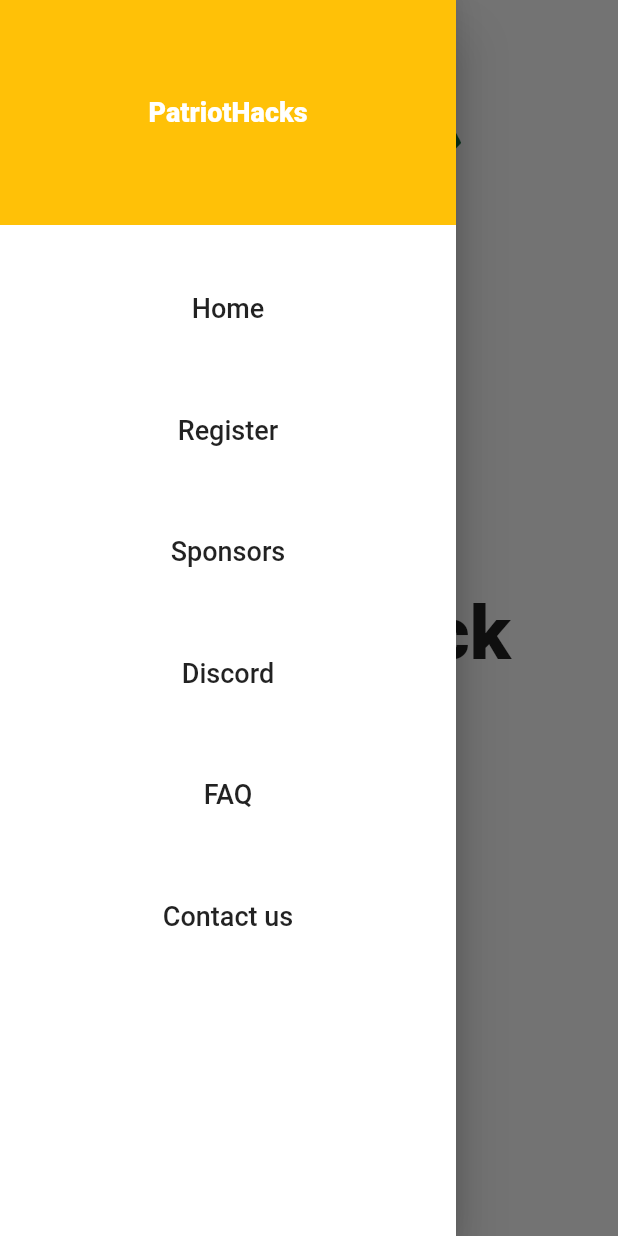
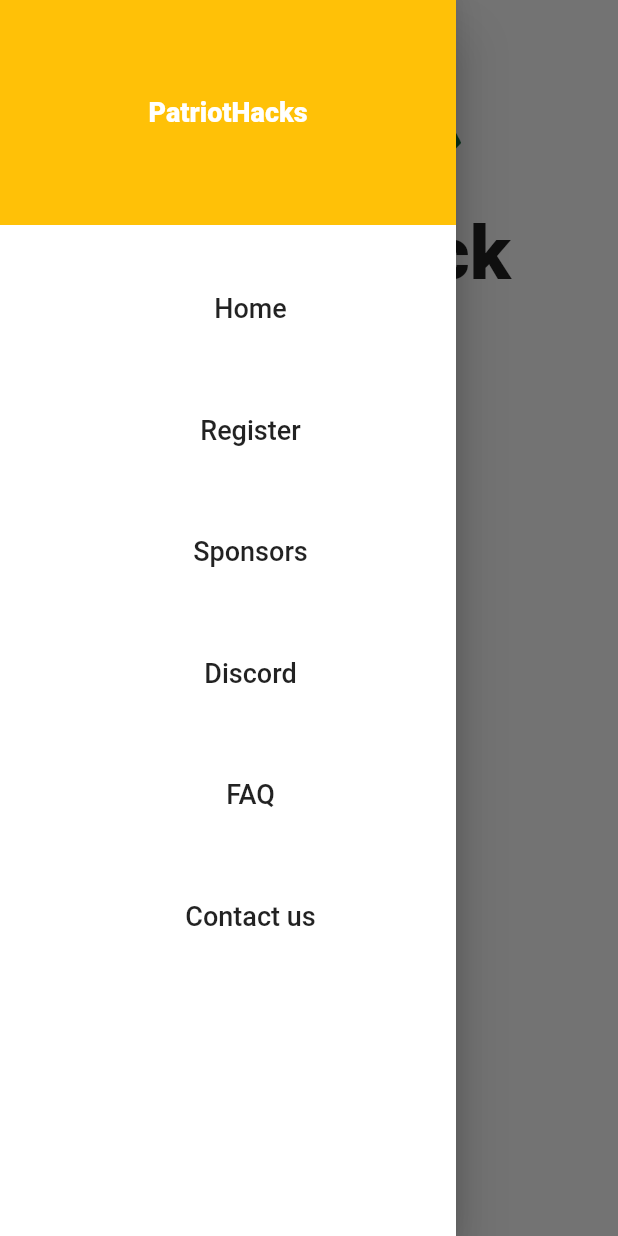
Before and after one commit to PatriotHacks/PatriotHacks2021, a Flutter app: the screen it shows after launch, with the side drawer open, on a phone screen of 412 x 824 dp. Run offline on Flutter 3.47's test engine with Material 2 defaults, Android fonts, the phone set to English and light mode, and no system bars; our stand-ins replace get_it, responsive_builder.

Commit message:
removing # from URL, does not work in beta channel yet, check comments in main function

```diff
--- /dev/null
+++ b/lib/configure_nonweb.dart
@@ -0,0 +1,3 @@
+void configureApp() {
+  // No-op.
+}
--- /dev/null
+++ b/lib/configure_web.dart
@@ -0,0 +1,5 @@
+import 'package:flutter_web_plugins/flutter_web_plugins.dart';
+
+void configureApp() {
+  setUrlStrategy(PathUrlStrategy());
+}
--- a/lib/main.dart
+++ b/lib/main.dart
@@ -14,6 +14,8 @@
  */
 
 void main() {
+  //NOTE: This needs to be enabled in flutter master channel for the # to disappear in the URL. It stopped working on the beta channel so we either have to wait or switch to master channel
+  // configureApp();
   setupLocator();
   runApp(Main());
 }
--- a/lib/widgets/home_view/home_page_mobile_tablet.dart
+++ b/lib/widgets/home_view/home_page_mobile_tablet.dart
@@ -10,6 +10,15 @@
       mainAxisAlignment: MainAxisAlignment.center,
       children: [
         HomePage(),
+        Expanded(
+          child: SizedBox(
+            height: double.infinity,
+            child: Container(
+              color: Colors.amber,
+              child: Text('random stuff'),
+            ),
+          ),
+        )
       ],
     );
   }
--- a/lib/widgets/navigation_bar/navigation_bar_item.dart
+++ b/lib/widgets/navigation_bar/navigation_bar_item.dart
@@ -19,7 +19,7 @@
           child: FlatButton(
             onPressed: () {locator<NavigationService>().navigateTo(navigationPath);},
             child: Padding(
-              padding: const EdgeInsets.all(15.0),
+              padding: const EdgeInsets.only(top: 15.0, bottom: 15.0, left: 30.0),
               child: Text(
                 title,
                 style: TextStyle(fontSize: 18),
--- a/pubspec.yaml
+++ b/pubspec.yaml
@@ -22,6 +22,8 @@
 
 dependencies:
   flutter:
+    sdk: flutter
+  flutter_web_plugins:
     sdk: flutter
 
 
```
Also changed, not shown: lib/widgets/home_view/home_page_desktop.dart (+14 -1 lines), 1 other file.
